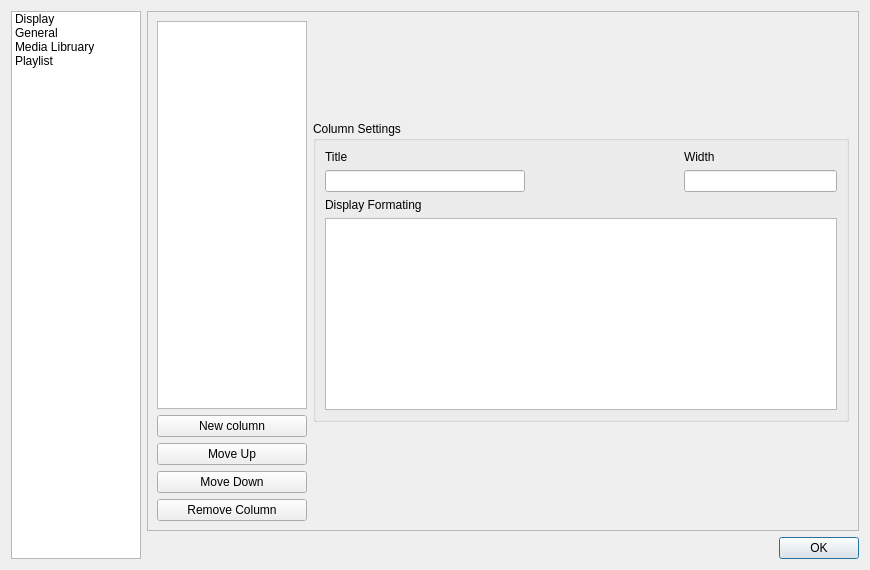
The window that preferenceswindow.ui (KirillDubinkin/Errorise) describes before a commit, drawn with Qt 5.
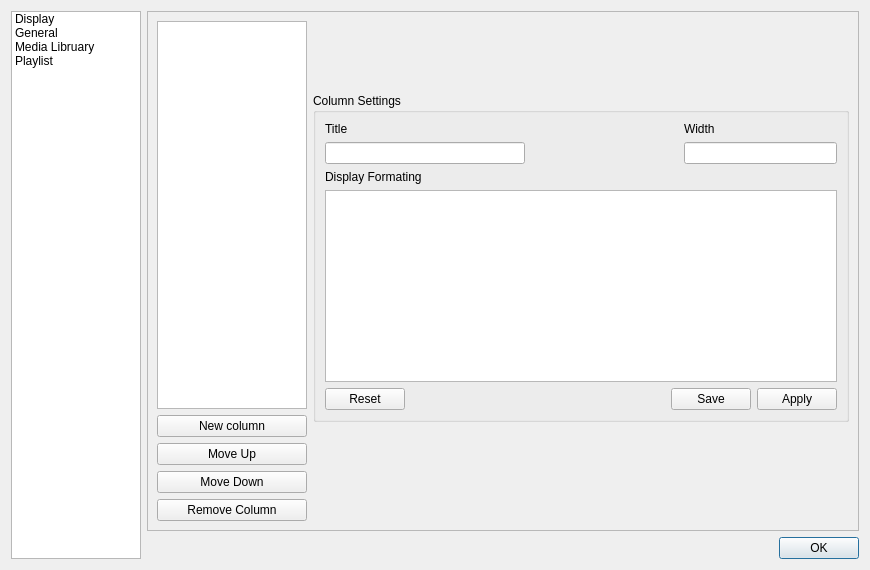
The same window after the commit. The open tabs and pages were chosen to show the change.

Patch:
```diff
--- a/preferenceswindow.ui
+++ b/preferenceswindow.ui
@@ -392,8 +392,8 @@
                </property>
               </widget>
              </item>
-             <item row="0" column="1" rowspan="5">
-              <layout class="QVBoxLayout" name="verticalLayout_14">
+             <item row="0" column="1" rowspan="4">
+              <layout class="QVBoxLayout" name="verticalLayout_10">
                <item>
                 <spacer name="verticalSpacer_8">
                  <property name="orientation">
@@ -475,7 +475,45 @@
                      </widget>
                     </item>
                     <item>
-                     <widget class="QPlainTextEdit" name="plainTextEdit"/>
+                     <widget class="QPlainTextEdit" name="colFormat"/>
+                    </item>
+                   </layout>
+                  </item>
+                  <item row="2" column="0">
+                   <layout class="QHBoxLayout" name="horizontalLayout_7">
+                    <item>
+                     <widget class="QPushButton" name="colReset">
+                      <property name="text">
+                       <string>Reset</string>
+                      </property>
+                     </widget>
+                    </item>
+                    <item>
+                     <spacer name="horizontalSpacer_6">
+                      <property name="orientation">
+                       <enum>Qt::Horizontal</enum>
+                      </property>
+                      <property name="sizeHint" stdset="0">
+                       <size>
+                        <width>68</width>
+                        <height>20</height>
+                       </size>
+                      </property>
+                     </spacer>
+                    </item>
+                    <item>
+                     <widget class="QPushButton" name="colSave">
+                      <property name="text">
+                       <string>Save</string>
+                      </property>
+                     </widget>
+                    </item>
+                    <item>
+                     <widget class="QPushButton" name="colApply">
+                      <property name="text">
+                       <string>Apply</string>
+                      </property>
+                     </widget>
                     </item>
                    </layout>
                   </item>
```
Left out of the diff: 10 changed lines with no effect on the pictures.
